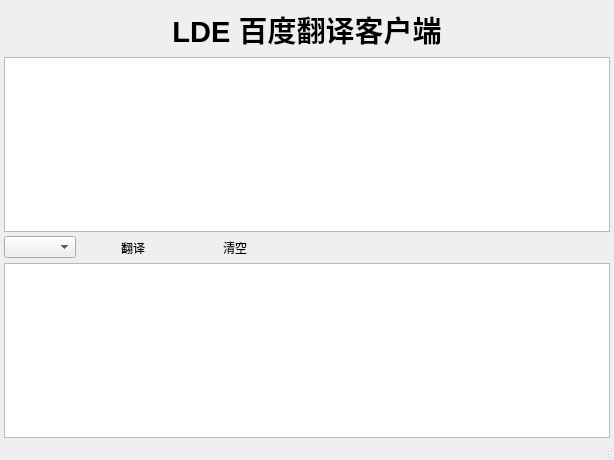
xuzhuoyi/LBTrans, file mainwindow.ui: the form before one commit.
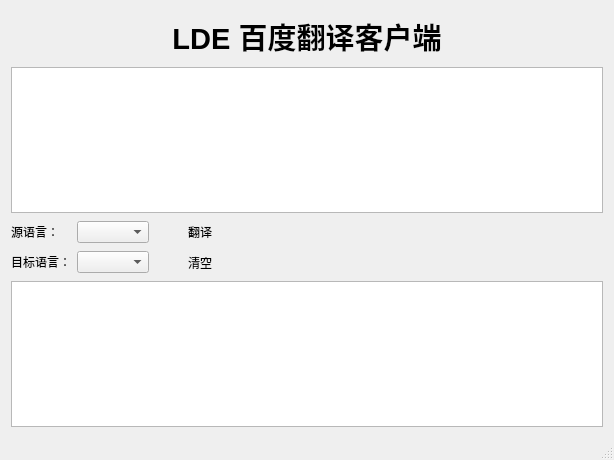
The form after the commit. Custom widgets are drawn as their Qt base class.

```diff
--- a/mainwindow.ui
+++ b/mainwindow.ui
@@ -14,49 +14,80 @@
    <string>MainWindow</string>
   </property>
   <widget class="QWidget" name="centralWidget">
-   <layout class="QHBoxLayout" name="horizontalLayout">
-    <property name="leftMargin">
-     <number>4</number>
-    </property>
-    <property name="topMargin">
-     <number>4</number>
-    </property>
-    <property name="rightMargin">
-     <number>4</number>
-    </property>
-    <property name="bottomMargin">
-     <number>0</number>
-    </property>
+   <layout class="QVBoxLayout" name="verticalLayout_3">
     <item>
-     <layout class="QGridLayout" name="gridLayout">
-      <property name="horizontalSpacing">
-       <number>6</number>
+     <widget class="QLabel" name="label_main_top">
+      <property name="minimumSize">
+       <size>
+        <width>0</width>
+        <height>50</height>
+       </size>
       </property>
-      <property name="verticalSpacing">
-       <number>3</number>
+      <property name="maximumSize">
+       <size>
+        <width>16777215</width>
+        <height>50</height>
+       </size>
       </property>
-      <item row="1" column="0">
-       <widget class="QPlainTextEdit" name="plainTextEdit_src">
-        <property name="styleSheet">
-         <string notr="true"/>
-        </property>
-       </widget>
-      </item>
-      <item row="3" column="0">
-       <widget class="QPlainTextEdit" name="plainTextEdit_dst">
-        <property name="readOnly">
-         <bool>true</bool>
-        </property>
-       </widget>
-      </item>
-      <item row="2" column="0">
-       <layout class="QHBoxLayout" name="horizontalLayout_2">
-        <property name="spacing">
-         <number>12</number>
-        </property>
+      <property name="font">
+       <font>
+        <pointsize>22</pointsize>
+        <weight>75</weight>
+        <bold>true</bold>
+        <stylestrategy>PreferAntialias</stylestrategy>
+       </font>
+      </property>
+      <property name="text">
+       <string>LDE 百度翻译客户端</string>
+      </property>
+      <property name="alignment">
+       <set>Qt::AlignCenter</set>
+      </property>
+     </widget>
+    </item>
+    <item>
+     <widget class="QPlainTextEdit" name="plainTextEdit_src">
+      <property name="styleSheet">
+       <string notr="true"/>
+      </property>
+     </widget>
+    </item>
+    <item>
+     <layout class="QHBoxLayout" name="horizontalLayout_3">
+      <item>
+       <layout class="QVBoxLayout" name="verticalLayout">
         <item>
-         <widget class="QComboBox" name="comboBox"/>
+         <layout class="QHBoxLayout" name="horizontalLayout">
+          <item>
+           <widget class="QLabel" name="label">
+            <property name="text">
+             <string>源语言：</string>
+            </property>
+           </widget>
+          </item>
+          <item>
+           <widget class="QComboBox" name="comboBox"/>
+          </item>
+         </layout>
         </item>
+        <item>
+         <layout class="QHBoxLayout" name="horizontalLayout_2">
+          <item>
+           <widget class="QLabel" name="label_2">
+            <property name="text">
+             <string>目标语言：</string>
+            </property>
+           </widget>
+          </item>
+          <item>
+           <widget class="QComboBox" name="comboBoxObject"/>
+          </item>
+         </layout>
+        </item>
+       </layout>
+      </item>
+      <item>
+       <layout class="QVBoxLayout" name="verticalLayout_2">
         <item>
          <widget class="QPushButton" name="btnTranslate">
           <property name="minimumSize">
@@ -113,70 +144,44 @@
           </property>
          </widget>
         </item>
-        <item>
-         <spacer name="horizontalSpacer_4">
-          <property name="orientation">
-           <enum>Qt::Horizontal</enum>
-          </property>
-          <property name="sizeType">
-           <enum>QSizePolicy::Expanding</enum>
-          </property>
-          <property name="sizeHint" stdset="0">
-           <size>
-            <width>40</width>
-            <height>20</height>
-           </size>
-          </property>
-         </spacer>
-        </item>
-        <item>
-         <widget class="QGifLabel" name="label_statusPicture">
-          <property name="text">
-           <string/>
-          </property>
-         </widget>
-        </item>
-        <item>
-         <widget class="QLabel" name="label_translationStatus">
-          <property name="text">
-           <string/>
-          </property>
-         </widget>
-        </item>
        </layout>
       </item>
-      <item row="0" column="0">
-       <widget class="QLabel" name="label_main_top">
-        <property name="minimumSize">
-         <size>
-          <width>0</width>
-          <height>50</height>
-         </size>
+      <item>
+       <widget class="QGifLabel" name="label_statusPicture">
+        <property name="text">
+         <string/>
         </property>
-        <property name="maximumSize">
+       </widget>
+      </item>
+      <item>
+       <spacer name="horizontalSpacer">
+        <property name="orientation">
+         <enum>Qt::Horizontal</enum>
+        </property>
+        <property name="sizeHint" stdset="0">
          <size>
-          <width>16777215</width>
-          <height>50</height>
+          <width>40</width>
+          <height>20</height>
          </size>
         </property>
-        <property name="font">
-         <font>
-          <pointsize>22</pointsize>
-          <weight>75</weight>
-          <bold>true</bold>
-          <stylestrategy>PreferAntialias</stylestrategy>
-         </font>
-        </property>
+       </spacer>
+      </item>
+      <item>
+       <widget class="QLabel" name="label_translationStatus">
         <property name="text">
-         <string>LDE 百度翻译客户端</string>
-        </property>
-        <property name="alignment">
-         <set>Qt::AlignCenter</set>
+         <string/>
         </property>
        </widget>
       </item>
      </layout>
     </item>
+    <item>
+     <widget class="QPlainTextEdit" name="plainTextEdit_dst">
+      <property name="readOnly">
+       <bool>true</bool>
+      </property>
+     </widget>
+    </item>
    </layout>
   </widget>
   <widget class="QStatusBar" name="statusBar"/>
```
